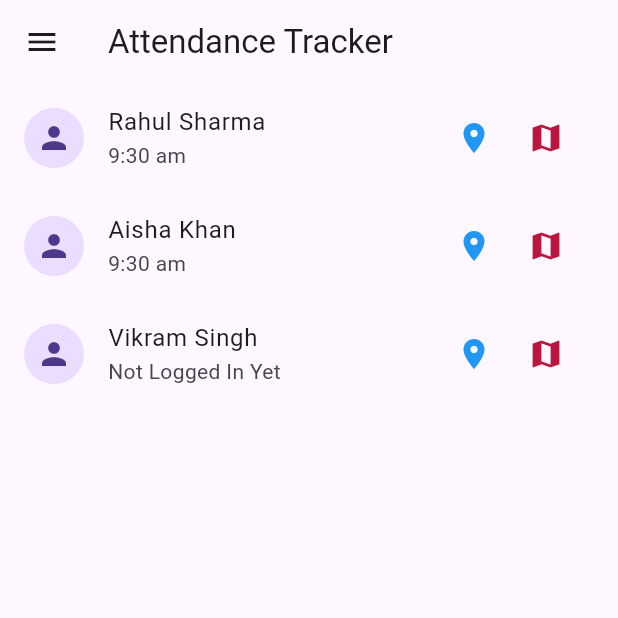
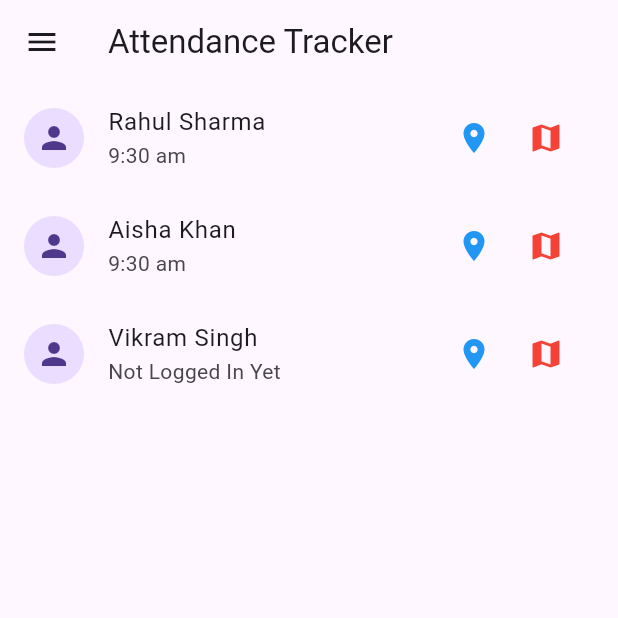
Before and after one commit to shivansh179/Location_Tracker, a Flutter app: the screen it shows after launch, on a phone screen of 412 x 824 dp, the top half of it. Run offline on Flutter 3.47's test engine with Material 3 defaults, Android fonts, the phone set to English and light mode, and no system bars; our stand-ins replace flutter_map, latlong2.

```diff
--- a/lib/screen/attendance_list_screen.dart
+++ b/lib/screen/attendance_list_screen.dart
@@ -2,7 +2,6 @@ import 'package:flutter/material.dart';
 import 'location_screen.dart';
 
 class AttendanceListScreen extends StatelessWidget {
-  // List of members with their details
   final List<Map<String, dynamic>> members = [
     {
       'id': '1',
@@ -35,18 +34,13 @@ class AttendanceListScreen extends StatelessWidget {
       drawer: Drawer(
         child: Column(
           children: [
-            // Updated UserAccountsDrawerHeader with an image
             const UserAccountsDrawerHeader(
               accountName: Text("Shivansh Shukla"),
               accountEmail: Text("shivansh.shukla@example.com"),
               currentAccountPicture: CircleAvatar(
-                backgroundImage: AssetImage("assets/shivansh.jpg"), // Local image
-                // Use Image.network if you have an online image:
-                // backgroundImage: NetworkImage("https://example.com/my_picture.jpg"),
+                backgroundImage: AssetImage("assets/shivansh.jpg"),
               ),
-              decoration: BoxDecoration(
-                color: Colors.blue,
-              ),
+              decoration: BoxDecoration(color: Colors.blue),
             ),
             ListTile(
               leading: const Icon(Icons.timer),
@@ -60,41 +54,7 @@ class AttendanceListScreen extends StatelessWidget {
                 Navigator.pop(context);
               },
             ),
-            ListTile(
-              leading: const Icon(Icons.bar_chart),
-              title: const Text('Activity'),
-              onTap: () {},
-            ),
-            ListTile(
-              leading: const Icon(Icons.pie_chart),
-              title: const Text('Timesheet'),
-              onTap: () {},
-            ),
-            ListTile(
-              leading: const Icon(Icons.report),
-              title: const Text('Report'),
-              onTap: () {},
-            ),
-            ListTile(
-              leading: const Icon(Icons.location_on),
-              title: const Text('Jobsite'),
-              onTap: () {},
-            ),
-            ListTile(
-              leading: const Icon(Icons.group),
-              title: const Text('Team'),
-              onTap: () {},
-            ),
-            ListTile(
-              leading: const Icon(Icons.beach_access),
-              title: const Text('Time Off'),
-              onTap: () {},
-            ),
-            ListTile(
-              leading: const Icon(Icons.schedule),
-              title: const Text('Schedules'),
-              onTap: () {},
-            ),
+            // Add more navigation options as required.
           ],
         ),
       ),
@@ -118,14 +78,14 @@ class AttendanceListScreen extends StatelessWidget {
                         builder: (context) => LocationScreen(
                           memberId: member['id'],
                           memberName: member['name'],
-                          showRoute: false, // Shows only current location
+                          showRoute: false,
                         ),
                       ),
                     );
                   },
                 ),
                 IconButton(
-                  icon: const Icon(Icons.map, color: Color.fromARGB(255, 184, 22, 63)),
+                  icon: const Icon(Icons.map, color: Colors.red),
                   onPressed: () {
                     Navigator.push(
                       context,
@@ -133,7 +93,7 @@ class AttendanceListScreen extends StatelessWidget {
                         builder: (context) => LocationScreen(
                           memberId: member['id'],
                           memberName: member['name'],
-                          showRoute: true, // Shows traveled route and locations
+                          showRoute: true,
                         ),
                       ),
                     );
```
Also changed, not shown: lib/screen/location_screen.dart (+65 -23 lines).
